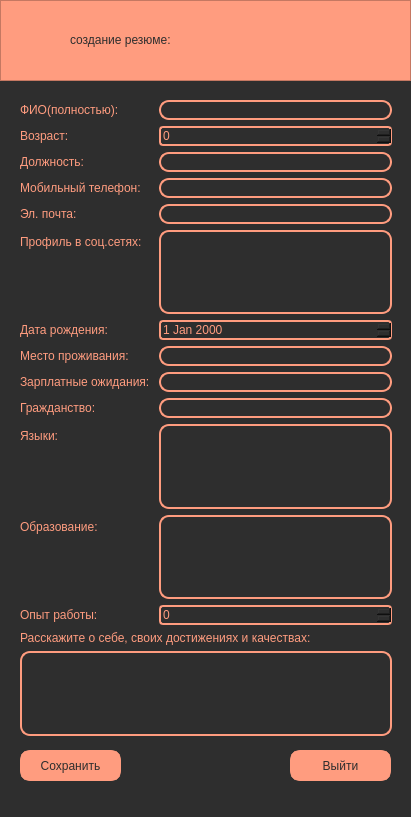
Before: the Qt Designer form anketa.ui in KawaiiZhele/Yandex-lyceum-1st-project, drawn with Qt 5.
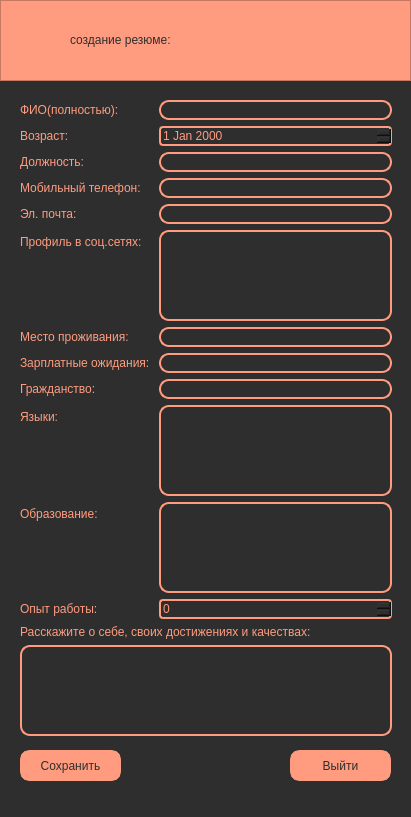
After: the same form once the commit is applied.

```diff
--- a/anketa.ui
+++ b/anketa.ui
@@ -60,18 +60,6 @@
        </property>
       </widget>
      </item>
-     <item row="1" column="1">
-      <widget class="QSpinBox" name="age_user">
-       <property name="styleSheet">
-        <string notr="true">bachground-color: #2E2E2E;
-border: 2px solid #FF9C7F;
-border-radius: 4px;
-font: 10pt &quot;Fulbo Argenta&quot;;
-color: #FF9C7F
-</string>
-       </property>
-      </widget>
-     </item>
      <item row="2" column="0">
       <widget class="QLabel" name="label_2">
        <property name="styleSheet">
@@ -163,17 +151,6 @@
       </widget>
      </item>
      <item row="6" column="0">
-      <widget class="QLabel" name="label_8">
-       <property name="styleSheet">
-        <string notr="true">font: 10pt &quot;Fulbo Argenta&quot;;
-color: #FF9C7F</string>
-       </property>
-       <property name="text">
-        <string>Дата рождения:</string>
-       </property>
-      </widget>
-     </item>
-     <item row="7" column="0">
       <widget class="QLabel" name="label_9">
        <property name="styleSheet">
         <string notr="true">font: 10pt &quot;Fulbo Argenta&quot;;
@@ -184,7 +161,7 @@
        </property>
       </widget>
      </item>
-     <item row="7" column="1">
+     <item row="6" column="1">
       <widget class="QLineEdit" name="placelive_user">
        <property name="styleSheet">
         <string notr="true">bachground-color: #2E2E2E;
@@ -195,7 +172,7 @@
        </property>
       </widget>
      </item>
-     <item row="8" column="0">
+     <item row="7" column="0">
       <widget class="QLabel" name="label_10">
        <property name="styleSheet">
         <string notr="true">font: 10pt &quot;Fulbo Argenta&quot;;
@@ -206,7 +183,7 @@
        </property>
       </widget>
      </item>
-     <item row="8" column="1">
+     <item row="7" column="1">
       <widget class="QLineEdit" name="salary_user">
        <property name="styleSheet">
         <string notr="true">bachground-color: #2E2E2E;
@@ -218,7 +195,7 @@
        </property>
       </widget>
      </item>
-     <item row="9" column="0">
+     <item row="8" column="0">
       <widget class="QLabel" name="label_11">
        <property name="styleSheet">
         <string notr="true">font: 10pt &quot;Fulbo Argenta&quot;;
@@ -229,7 +206,7 @@
        </property>
       </widget>
      </item>
-     <item row="9" column="1">
+     <item row="8" column="1">
       <widget class="QLineEdit" name="citizenship_user">
        <property name="styleSheet">
         <string notr="true">bachground-color: #2E2E2E;
@@ -240,7 +217,7 @@
        </property>
       </widget>
      </item>
-     <item row="10" column="0">
+     <item row="9" column="0">
       <widget class="QLabel" name="label_12">
        <property name="styleSheet">
         <string notr="true">font: 10pt &quot;Fulbo Argenta&quot;;
@@ -251,7 +228,7 @@
        </property>
       </widget>
      </item>
-     <item row="10" column="1">
+     <item row="9" column="1">
       <widget class="QTextEdit" name="lenguage_user">
        <property name="styleSheet">
         <string notr="true">bachground-color: #2E2E2E;
@@ -262,7 +239,7 @@
        </property>
       </widget>
      </item>
-     <item row="11" column="0">
+     <item row="10" column="0">
       <widget class="QLabel" name="label_13">
        <property name="styleSheet">
         <string notr="true">font: 10pt &quot;Fulbo Argenta&quot;;
@@ -273,7 +250,7 @@
        </property>
       </widget>
      </item>
-     <item row="11" column="1">
+     <item row="10" column="1">
       <widget class="QTextEdit" name="education_user">
        <property name="styleSheet">
         <string notr="true">bachground-color: #2E2E2E;
@@ -284,7 +261,7 @@
        </property>
       </widget>
      </item>
-     <item row="12" column="0">
+     <item row="11" column="0">
       <widget class="QLabel" name="label_6">
        <property name="styleSheet">
         <string notr="true">font: 10pt &quot;Fulbo Argenta&quot;;
@@ -295,7 +272,19 @@
        </property>
       </widget>
      </item>
-     <item row="13" column="0" colspan="2">
+     <item row="11" column="1">
+      <widget class="QSpinBox" name="job_age_user">
+       <property name="styleSheet">
+        <string notr="true">bachground-color: #2E2E2E;
+border: 2px solid #FF9C7F;
+border-radius: 4px;
+font: 10pt &quot;Fulbo Argenta&quot;;
+color: #FF9C7F
+</string>
+       </property>
+      </widget>
+     </item>
+     <item row="12" column="0" colspan="2">
       <widget class="QLabel" name="label_7">
        <property name="styleSheet">
         <string notr="true">font: 10pt &quot;Fulbo Argenta&quot;;
@@ -306,7 +295,7 @@
        </property>
       </widget>
      </item>
-     <item row="14" column="0" colspan="2">
+     <item row="13" column="0" colspan="2">
       <widget class="QTextEdit" name="about_you_user">
        <property name="styleSheet">
         <string notr="true">bachground-color: #2E2E2E;
@@ -317,7 +306,7 @@
        </property>
       </widget>
      </item>
-     <item row="6" column="1">
+     <item row="1" column="1">
       <widget class="QDateEdit" name="birth_user">
        <property name="styleSheet">
         <string notr="true">bachground-color: #2E2E2E;
@@ -330,18 +319,6 @@
        </property>
       </widget>
      </item>
-     <item row="12" column="1">
-      <widget class="QSpinBox" name="job_age_user">
-       <property name="styleSheet">
-        <string notr="true">bachground-color: #2E2E2E;
-border: 2px solid #FF9C7F;
-border-radius: 4px;
-font: 10pt &quot;Fulbo Argenta&quot;;
-color: #FF9C7F
-</string>
-       </property>
-      </widget>
-     </item>
     </layout>
    </widget>
    <widget class="QFrame" name="frame">
```
